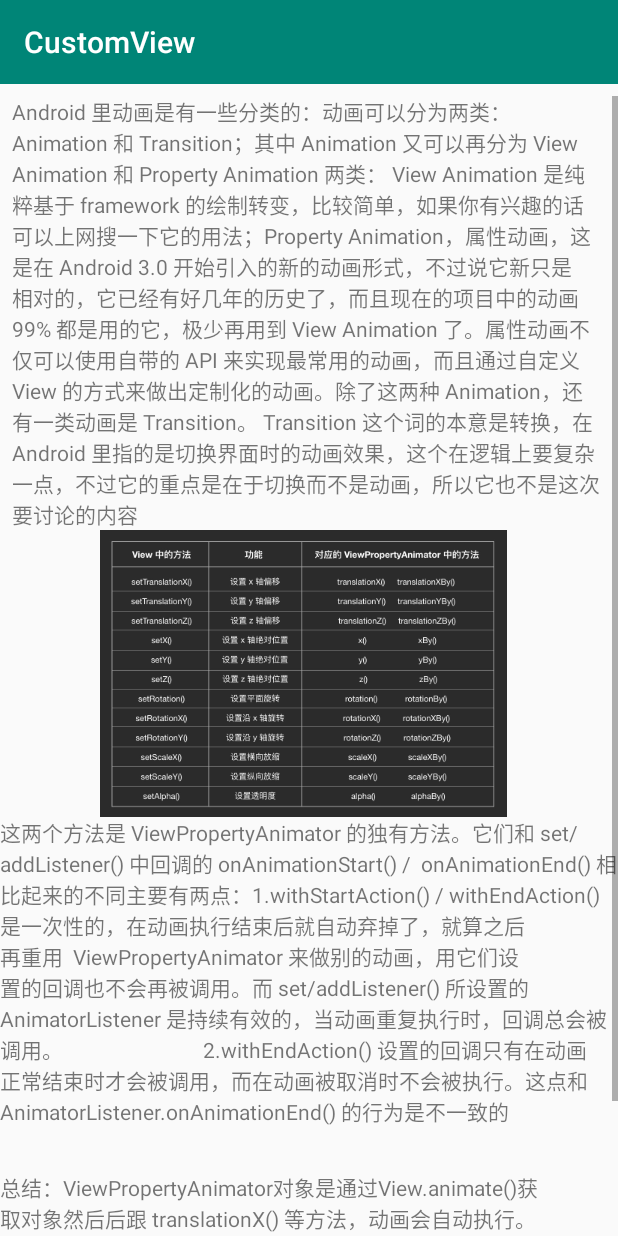
After one commit to bob-dingding/CustomView, an Android app: the PropertyAnimationUpActivity screen opened directly, with no data from a screen before it, on a phone screen of 412 x 824 dp. The commit adds this screen. Run offline under Robolectric (Android 15) with nearby library versions, the phone set to English and light mode, and no system bars.

Commit message:
Android 自定义 View 1-6：属性动画 Property Animation（上手篇）完成

```diff
--- a/app/src/main/AndroidManifest.xml
+++ b/app/src/main/AndroidManifest.xml
@@ -46,6 +46,8 @@
         <activity android:name=".canvas.CanvasActivity"/>
         <!--绘制顺序-->
         <activity android:name=".draworder.DrawOrderActivity"/>
+        <!-- 属性动画上篇 -->
+        <activity android:name=".property.PropertyAnimationUpActivity"/>
     </application>
 
 </manifest>
--- a/app/src/main/java/com/hxzk/customview/OnDrawActivity.java
+++ b/app/src/main/java/com/hxzk/customview/OnDrawActivity.java
@@ -12,6 +12,7 @@ import com.hxzk.customview.drawbase.DrawBaseActivity;
 import com.hxzk.customview.draworder.DrawOrderActivity;
 import com.hxzk.customview.drawtext.DrawTextActivity;
 import com.hxzk.customview.paint.PaintActivity;
+import com.hxzk.customview.property.PropertyAnimationUpActivity;
 
 /**
  * 作者：created by ${zjt} on 2019/8/7
@@ -36,8 +37,8 @@ public class OnDrawActivity extends AppCompatActivity implements View.OnClickLis
         btn_drawtext=findViewById(R.id.btn_drawtext);
         btn_clipAndmatrix=findViewById(R.id.btn_clipAndmatrix);
         btn_draworder=findViewById(R.id.btn_draworder);
-        btn_property=findViewById(R.id.btn_property);
-        btn_propertyadvanced=findViewById(R.id.btn_propertyadvanced);
+        btn_property=findViewById(R.id.btn_propertyUp);
+        btn_propertyadvanced=findViewById(R.id.btn_propertyDown);
         btn_hardware=findViewById(R.id.btn_hardware);
 
 
@@ -70,14 +71,17 @@ public class OnDrawActivity extends AppCompatActivity implements View.OnClickLis
                 Intent canvas =new Intent(OnDrawActivity.this, CanvasActivity.class);
                 startActivity(canvas);
                 break;
-            case R.id.btn_property:
+            case R.id.btn_propertyUp:
+                Intent propertyUp =new Intent(OnDrawActivity.this, PropertyAnimationUpActivity
+                        .class);
+                startActivity(propertyUp);
                 break;
             case R.id.btn_draworder:
                 Intent drawOrder =new Intent(OnDrawActivity.this, DrawOrderActivity
                         .class);
                 startActivity(drawOrder);
                 break;
-            case R.id.btn_propertyadvanced:
+            case R.id.btn_propertyDown:
                 break;
             case R.id.btn_hardware:
                 break;
--- /dev/null
+++ b/app/src/main/java/com/hxzk/customview/property/PropertyAnimationUpActivity.java
@@ -0,0 +1,25 @@
+package com.hxzk.customview.property;
+
+import android.os.Bundle;
+import android.support.annotation.Nullable;
+import android.support.v7.app.AppCompatActivity;
+import android.widget.ImageView;
+
+import com.hxzk.customview.R;
+
+/**
+ * Created by HaiyuKing
+ * Used
+ */
+public class PropertyAnimationUpActivity extends AppCompatActivity {
+
+
+	ImageView mImageView;
+	@Override
+	protected void onCreate(@Nullable Bundle savedInstanceState) {
+		super.onCreate(savedInstanceState);
+		setContentView(R.layout.activity_propertyup);
+		mImageView =findViewById(R.id.imageView);
+		mImageView.animate().translationX(100);
+	}
+}
--- a/app/src/main/res/layout/activity_ondraw.xml
+++ b/app/src/main/res/layout/activity_ondraw.xml
@@ -59,7 +59,7 @@
         app:layout_constraintTop_toBottomOf="@+id/btn_clipAndmatrix" />
 
     <Button
-        android:id="@+id/btn_property"
+        android:id="@+id/btn_propertyUp"
         android:layout_width="wrap_content"
         android:layout_height="wrap_content"
         android:layout_marginTop="8dp"
@@ -69,14 +69,14 @@
         app:layout_constraintTop_toBottomOf="@+id/btn_draworder" />
 
     <Button
-        android:id="@+id/btn_propertyadvanced"
+        android:id="@+id/btn_propertyDown"
         android:layout_width="wrap_content"
         android:layout_height="wrap_content"
         android:layout_marginTop="8dp"
         android:text="属性动画 Property Animation（进阶篇）"
-        app:layout_constraintEnd_toEndOf="@+id/btn_property"
-        app:layout_constraintStart_toStartOf="@+id/btn_property"
-        app:layout_constraintTop_toBottomOf="@+id/btn_property" />
+        app:layout_constraintEnd_toEndOf="@+id/btn_propertyUp"
+        app:layout_constraintStart_toStartOf="@+id/btn_propertyUp"
+        app:layout_constraintTop_toBottomOf="@+id/btn_propertyUp" />
 
     <Button
         android:id="@+id/btn_hardware"
@@ -84,8 +84,8 @@
         android:layout_height="wrap_content"
         android:layout_marginTop="8dp"
         android:text="硬件加速"
-        app:layout_constraintEnd_toEndOf="@+id/btn_propertyadvanced"
-        app:layout_constraintStart_toStartOf="@+id/btn_propertyadvanced"
-        app:layout_constraintTop_toBottomOf="@+id/btn_propertyadvanced" />
+        app:layout_constraintEnd_toEndOf="@+id/btn_propertyDown"
+        app:layout_constraintStart_toStartOf="@+id/btn_propertyDown"
+        app:layout_constraintTop_toBottomOf="@+id/btn_propertyDown" />
 
 </android.support.constraint.ConstraintLayout>
--- /dev/null
+++ b/app/src/main/res/layout/activity_propertyup.xml
@@ -0,0 +1,73 @@
+<?xml version="1.0" encoding="utf-8"?>
+<android.support.constraint.ConstraintLayout
+    xmlns:android="http://schemas.android.com/apk/res/android"
+    xmlns:tools="http://schemas.android.com/tools"
+    android:layout_width="match_parent"
+    android:layout_height="match_parent"
+    xmlns:app="http://schemas.android.com/apk/res-auto">
+
+    <ScrollView
+        android:id="@+id/scrollView4"
+        android:layout_width="match_parent"
+        android:layout_height="match_parent"
+        android:layout_marginTop="8dp"
+        app:layout_constraintBottom_toBottomOf="parent"
+        app:layout_constraintLeft_toLeftOf="parent"
+        app:layout_constraintRight_toRightOf="parent"
+        app:layout_constraintTop_toTopOf="parent">
+
+        <LinearLayout
+            android:id="@+id/linear"
+            android:layout_width="match_parent"
+            android:layout_height="match_parent"
+            android:orientation="vertical"
+            app:layout_constraintBottom_toBottomOf="parent"
+            app:layout_constraintLeft_toLeftOf="parent"
+            app:layout_constraintRight_toRightOf="parent"
+            app:layout_constraintTop_toTopOf="parent">
+            <TextView
+                android:id="@+id/textView24"
+                android:layout_width="wrap_content"
+                android:layout_height="wrap_content"
+                android:layout_marginStart="8dp"
+                android:layout_marginEnd="8dp"
+                android:text="Android 里动画是有一些分类的：动画可以分为两类：Animation 和 Transition；其中 Animation 又可以再分为 View Animation 和 Property Animation 两类： View Animation 是纯粹基于 framework 的绘制转变，比较简单，如果你有兴趣的话可以上网搜一下它的用法；Property Animation，属性动画，这是在 Android 3.0 开始引入的新的动画形式，不过说它新只是相对的，它已经有好几年的历史了，而且现在的项目中的动画 99% 都是用的它，极少再用到 View Animation 了。属性动画不仅可以使用自带的 API 来实现最常用的动画，而且通过自定义 View 的方式来做出定制化的动画。除了这两种 Animation，还有一类动画是 Transition。 Transition 这个词的本意是转换，在 Android 里指的是切换界面时的动画效果，这个在逻辑上要复杂一点，不过它的重点是在于切换而不是动画，所以它也不是这次要讨论的内容"
+                app:layout_constraintEnd_toEndOf="parent"
+                app:layout_constraintStart_toStartOf="parent"
+                app:layout_constraintTop_toBottomOf="@+id/linear"/>
+
+            <ImageView
+                android:id="@+id/imageView"
+                android:layout_width="wrap_content"
+                android:layout_height="wrap_content"
+                android:src="@drawable/viewanimation"
+                app:layout_constraintEnd_toEndOf="parent"
+                app:layout_constraintStart_toStartOf="parent"
+                app:layout_constraintTop_toBottomOf="@id/textView24"/>
+            <TextView
+                android:id="@+id/textView2"
+                android:text="这两个方法是 ViewPropertyAnimator 的独有方法。它们和 set/addListener() 中回调的 onAnimationStart() /  onAnimationEnd() 相比起来的不同主要有两点：1.withStartAction() / withEndAction() 是一次性的，在动画执行结束后就自动弃掉了，就算之后再重用  ViewPropertyAnimator 来做别的动画，用它们设置的回调也不会再被调用。而 set/addListener() 所设置的 AnimatorListener 是持续有效的，当动画重复执行时，回调总会被调用。
+                           2.withEndAction() 设置的回调只有在动画正常结束时才会被调用，而在动画被取消时不会被执行。这点和 AnimatorListener.onAnimationEnd() 的行为是不一致的"
+                android:layout_width="match_parent"
+                android:layout_height="wrap_content"
+                app:layout_constraintEnd_toEndOf="parent"
+                app:layout_constraintStart_toStartOf="parent"
+                app:layout_constraintTop_toBottomOf="@id/imageView"/>
+
+            <TextView
+                android:id="@+id/textView3"
+                android:layout_width="wrap_content"
+                android:layout_height="wrap_content"
+                android:layout_marginTop="30dp"
+                android:text="总结：ViewPropertyAnimator对象是通过View.animate()获取对象然后后跟 translationX() 等方法，动画会自动执行。而ObjectAnimator使用方式：
+1.如果是自定义控件，需要添加 setter / getter 方法；
+2.用 ObjectAnimator.ofXXX() 创建 ObjectAnimator 对象如：ObjectAnimator animator = ObjectAnimator.ofFloat(view, progress, 0, 65);  ；
+3.用 start() 方法执行动画。"
+                app:layout_constraintEnd_toEndOf="parent"
+                app:layout_constraintStart_toStartOf="parent"
+                app:layout_constraintTop_toBottomOf="@id/textView2"/>
+        </LinearLayout>
+    </ScrollView>
+
+
+</android.support.constraint.ConstraintLayout>
```
Also changed, not shown: app/src/main/res/drawable-xxxhdpi/viewanimation.jpg (added).
